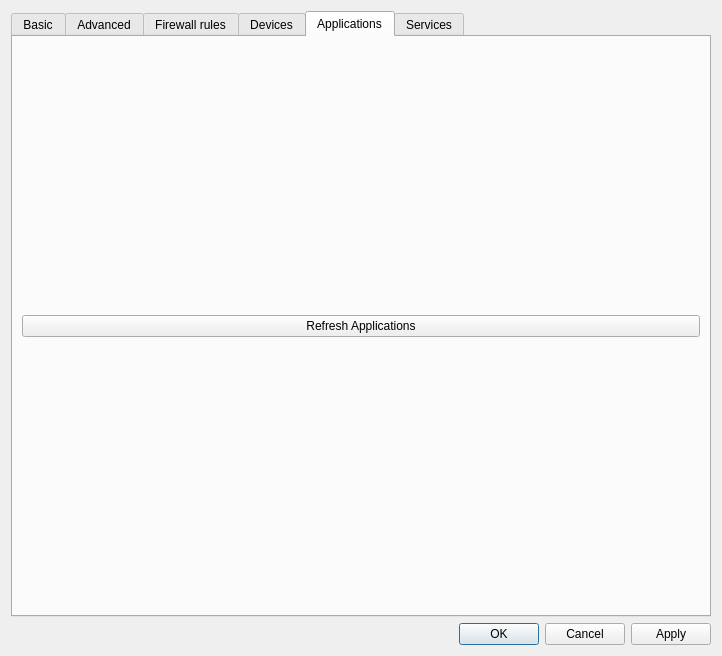
Before: the Qt Designer form ui/settingsdlg.ui in QubesOS/qubes-manager, drawn with Qt 5.
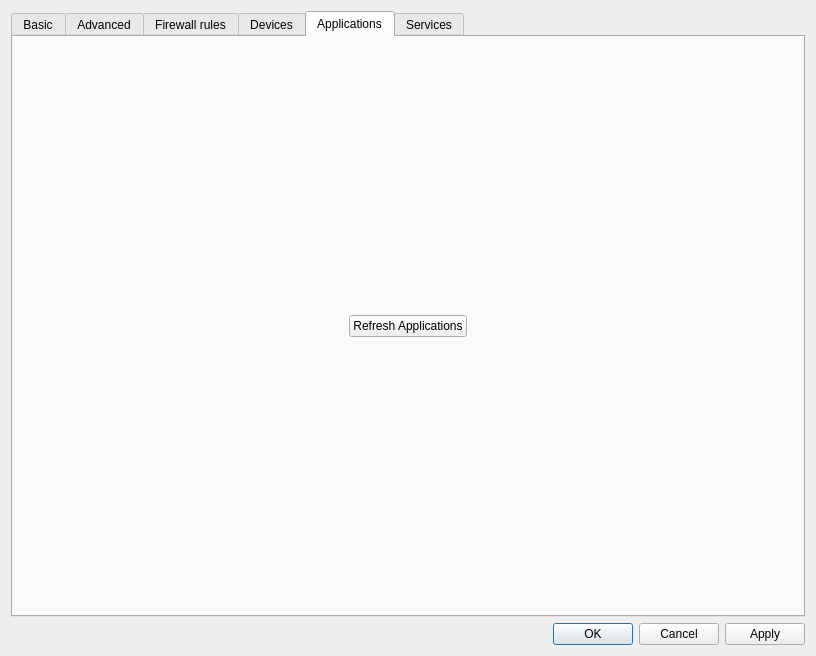
After: the same form once the commit is applied. The open tabs and pages were chosen to show the change. Icons and pictures are not drawn.

Commit message:
Modified VM settings to make 'refresh apps' button clearer
The button was too wide and difficult to interact with.

Diff of the .ui file:
```diff
--- a/ui/settingsdlg.ui
+++ b/ui/settingsdlg.ui
@@ -6,7 +6,7 @@
    <rect>
     <x>0</x>
     <y>0</y>
-    <width>680</width>
+    <width>816</width>
     <height>656</height>
    </rect>
   </property>
@@ -1255,11 +1255,14 @@
          <string>Applications</string>
         </attribute>
         <layout class="QGridLayout" name="gridLayout_7">
-         <item row="1" column="0">
-          <layout class="QVBoxLayout" name="apps_layout"/>
-         </item>
-         <item row="0" column="0">
+         <item row="0" column="0" alignment="Qt::AlignHCenter">
           <widget class="QPushButton" name="refresh_apps_button">
+           <property name="sizePolicy">
+            <sizepolicy hsizetype="Maximum" vsizetype="Fixed">
+             <horstretch>0</horstretch>
+             <verstretch>0</verstretch>
+            </sizepolicy>
+           </property>
            <property name="text">
             <string>Refresh Applications</string>
            </property>
```
Left out of the diff: 5 changed lines with no effect on the pictures.
